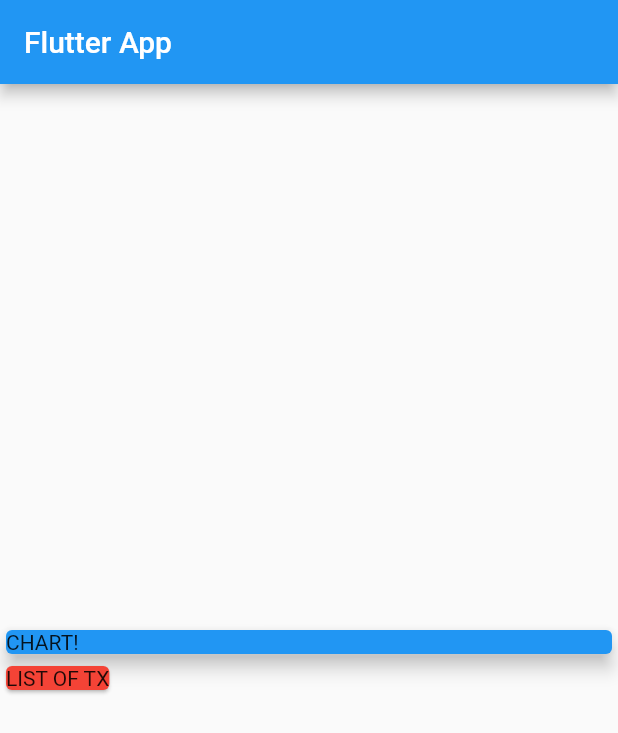
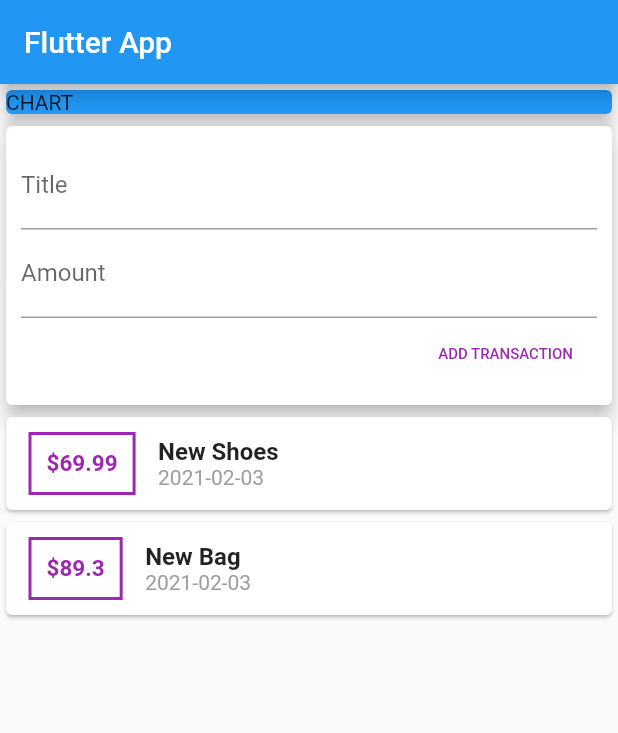
Before and after one commit to KavisaraSrisuwatcharee/udemy-flutter, a Flutter app: the screen it shows after launch, on a phone screen of 412 x 824 dp. Shown: the top 733 px of the screen. Run offline on Flutter 3.47's test engine with Material 2 defaults, Android fonts, the phone set to English and light mode, and no system bars.

Commit message:
[ADD] input textField

```diff
--- a/personal_expense/lib/main.dart
+++ b/personal_expense/lib/main.dart
@@ -1,6 +1,6 @@
-import 'dart:ffi';
-
 import 'package:flutter/material.dart';
+import 'package:intl/intl.dart';
+import './transaction.dart';
 
 void main() {
   runApp(MyApp());
@@ -17,6 +17,11 @@ class MyApp extends StatelessWidget {
 }
 
 class MyHomePage extends StatelessWidget {
+  final List<Transaction> transaction = [
+    Transaction(
+        id: 't1', title: 'New Shoes', amount: 69.99, date: DateTime.now()),
+    Transaction(id: 't2', title: 'New Bag', amount: 89.30, date: DateTime.now())
+  ];
   @override
   Widget build(BuildContext context) {
     return Scaffold(
@@ -24,21 +29,81 @@ class MyHomePage extends StatelessWidget {
         title: Text('Flutter App'),
       ),
       body: Column(
-        mainAxisAlignment: MainAxisAlignment.center,
-        crossAxisAlignment: CrossAxisAlignment.start,
+        // mainAxisAlignment: MainAxisAlignment.spaceAround,
+        crossAxisAlignment: CrossAxisAlignment.stretch,
         children: <Widget>[
-          Card(
-            color: Colors.blue,
-            child: Container(
-              width: double.infinity,
-              child: Text('CHART!'),
+          Container(
+            width: double.infinity,
+            child: Card(
+              color: Colors.blue,
+              child: Text('CHART'),
+              elevation: 5,
             ),
-            elevation: 5,
           ),
           Card(
-            color: Colors.red,
-            child: Text('LIST OF TX'),
+            elevation: 5,
+            child: Container(
+              padding: EdgeInsets.all(10),
+              child: Column(
+                crossAxisAlignment: CrossAxisAlignment.end,
+                children: <Widget>[
+                  TextField(
+                    decoration: InputDecoration(labelText: 'Title'),
+                  ),
+                  TextField(
+                    decoration: InputDecoration(labelText: 'Amount'),
+                  ),
+                  FlatButton(
+                    onPressed: () {},
+                    child: Text(
+                      'ADD TRANSACTION',
+                      style: TextStyle(fontSize: 10),
+                    ),
+                    textColor: Colors.purple,
+                  )
+                ],
+              ),
+            ),
           ),
+          Column(
+            children: transaction.map((tx) {
+              return Card(
+                child: Row(
+                  children: <Widget>[
+                    Container(
+                      margin:
+                          EdgeInsets.symmetric(vertical: 10, horizontal: 15),
+                      decoration: BoxDecoration(
+                          border: Border.all(color: Colors.purple, width: 2)),
+                      padding: EdgeInsets.all(10),
+                      child: Text(
+                        '\$${tx.amount}',
+                        style: TextStyle(
+                          fontWeight: FontWeight.bold,
+                          fontSize: 15,
+                          color: Colors.purple,
+                        ),
+                      ),
+                    ),
+                    Column(
+                      crossAxisAlignment: CrossAxisAlignment.start,
+                      children: <Widget>[
+                        Text(
+                          tx.title,
+                          style: TextStyle(
+                              fontSize: 16, fontWeight: FontWeight.bold),
+                        ),
+                        Text(
+                          DateFormat('yyyy-MM-dd').format(tx.date),
+                          style: TextStyle(color: Colors.grey),
+                        ),
+                      ],
+                    )
+                  ],
+                ),
+              );
+            }).toList(),
+          )
         ],
       ),
     );
--- /dev/null
+++ b/personal_expense/lib/transaction.dart
@@ -0,0 +1,13 @@
+import 'package:flutter/foundation.dart';
+
+class Transaction {
+  final String id;
+  final String title;
+  final double amount;
+  final DateTime date;
+  Transaction(
+      {@required this.id,
+      @required this.title,
+      @required this.amount,
+      @required this.date});
+}
--- a/personal_expense/pubspec.yaml
+++ b/personal_expense/pubspec.yaml
@@ -23,7 +23,7 @@ environment:
 dependencies:
   flutter:
     sdk: flutter
-
+  intl: ^0.16.1
 
   # The following adds the Cupertino Icons font to your application.
   # Use with the CupertinoIcons class for iOS style icons.
```
Also changed, not shown: personal_expense/pubspec.lock.
